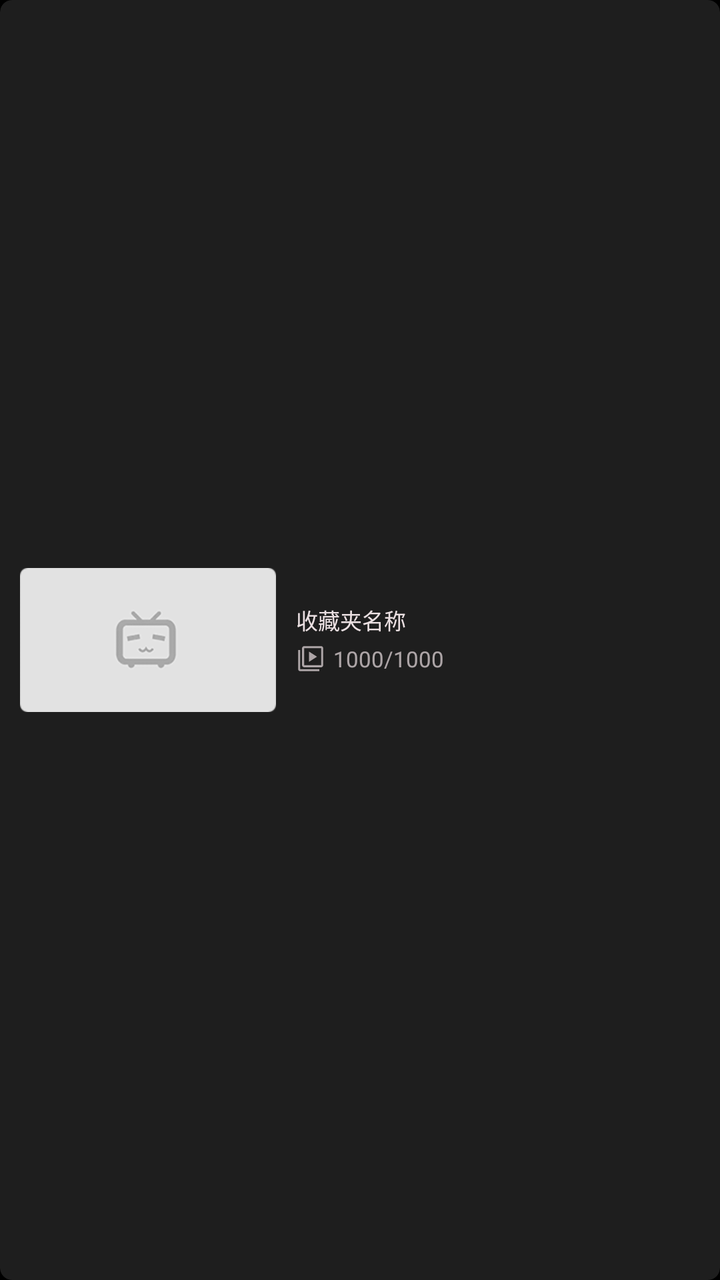
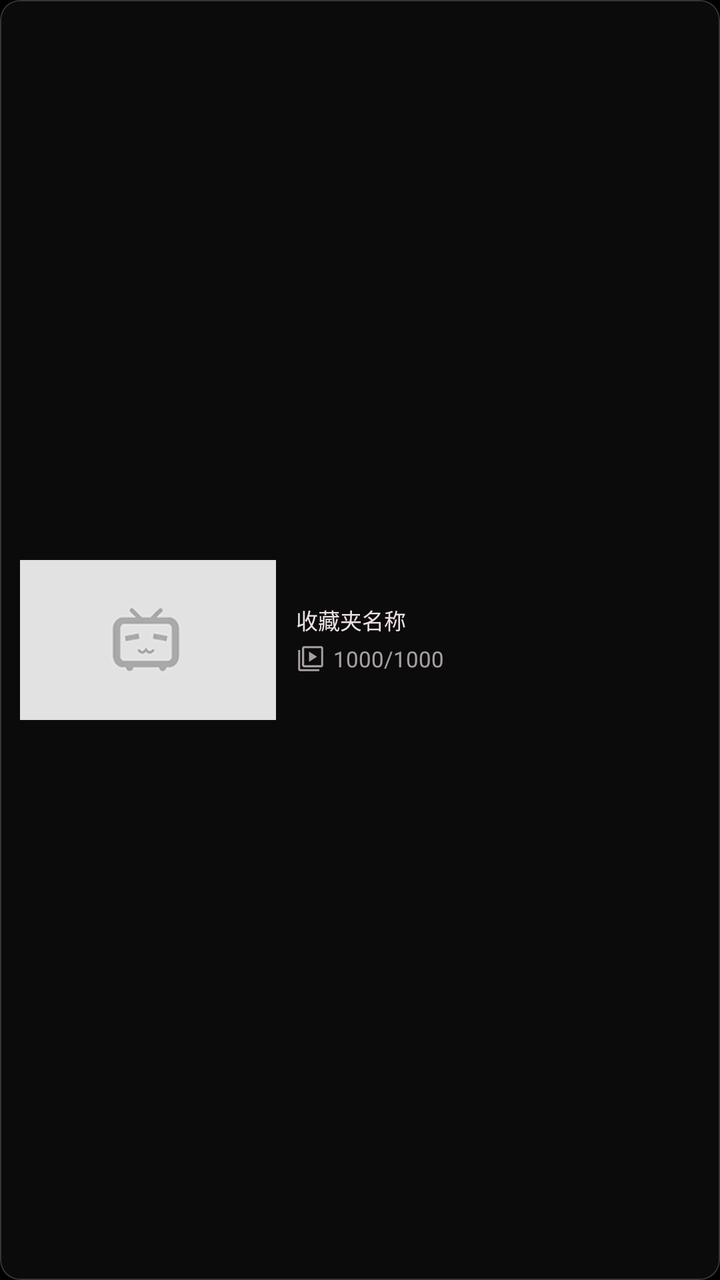

An Android layout rendered at two revisions. The XML below is the earlier revision; the diff shows what the commit changed to produce the second picture.
<!-- AndroidManifest.xml: application theme Theme.BiliClient -->
<!-- res/layout/cell_favorite_folder_list.xml -->
<?xml version="1.0" encoding="utf-8"?>

<com.google.android.material.card.MaterialCardView xmlns:android="http://schemas.android.com/apk/res/android"
    xmlns:app="http://schemas.android.com/apk/res-auto"
    android:layout_width="match_parent"
    android:layout_height="wrap_content"
    android:layout_marginVertical="@dimen/list_margin_vertical"
    android:layout_marginHorizontal="@dimen/activity_padding_horizontal"
    app:layout_constraintBottom_toBottomOf="parent"
    app:layout_constraintEnd_toEndOf="parent"
    app:layout_constraintStart_toStartOf="parent"
    app:layout_constraintTop_toTopOf="parent">

    <androidx.constraintlayout.widget.ConstraintLayout
        android:layout_width="match_parent"
        android:layout_height="match_parent">

        <ImageView
            android:id="@+id/img_cover"
            android:layout_width="0dp"
            android:layout_height="0dp"
            android:layout_marginStart="10dp"
            android:layout_marginTop="10dp"
            android:layout_marginEnd="6dp"
            android:layout_marginBottom="10dp"
            android:adjustViewBounds="true"
            android:scaleType="centerCrop"
            android:src="@mipmap/placeholder"
            app:layout_constraintBottom_toBottomOf="parent"
            app:layout_constraintDimensionRatio="16:9"
            app:layout_constraintEnd_toStartOf="@+id/guide_horizontal_0.5"
            app:layout_constraintStart_toStartOf="parent"
            app:layout_constraintTop_toTopOf="parent" />

        <androidx.constraintlayout.widget.Guideline
            android:id="@+id/guide_horizontal_0.5"
            android:layout_width="wrap_content"
            android:layout_height="wrap_content"
            android:orientation="vertical"
            app:layout_constraintGuide_percent="0.4" />

        <androidx.constraintlayout.widget.Guideline
            android:id="@+id/guide_vertical_0.4"
            android:layout_width="wrap_content"
            android:layout_height="wrap_content"
            android:orientation="horizontal"
            app:layout_constraintGuide_percent="0.5" />

        <TextView
            android:id="@+id/text_title"
            android:layout_width="0dp"
            android:layout_height="wrap_content"
            android:layout_marginStart="4dp"
            android:layout_marginEnd="4dp"
            android:layout_marginBottom="2dp"
            android:singleLine="true"
            android:text="收藏夹名称"
            android:textSize="11sp"
            app:layout_constraintBottom_toTopOf="@+id/guide_vertical_0.4"
            app:layout_constraintEnd_toEndOf="parent"
            app:layout_constraintStart_toStartOf="@+id/guide_horizontal_0.5" />

        <TextView
            android:id="@+id/text_itemcount"
            android:layout_width="wrap_content"
            android:layout_height="wrap_content"
            android:layout_marginStart="4dp"
            android:layout_marginTop="2dp"
            android:alpha="0.7"
            android:text="1000/1000"
            android:textSize="11sp"
            app:layout_constraintStart_toEndOf="@+id/icon_count"
            app:layout_constraintTop_toTopOf="@+id/guide_vertical_0.4" />

        <ImageView
            android:id="@+id/icon_count"
            android:layout_width="wrap_content"
            android:layout_height="0dp"
            android:adjustViewBounds="true"
            android:alpha="0.7"
            app:layout_constraintBottom_toBottomOf="@+id/text_itemcount"
            app:layout_constraintStart_toStartOf="@+id/text_title"
            app:layout_constraintTop_toTopOf="@+id/text_itemcount"
            android:src="@drawable/icon_folder" />

    </androidx.constraintlayout.widget.ConstraintLayout>
</com.google.android.material.card.MaterialCardView>
<!-- resources referenced by this layout -->
<resources>
  <dimen name="activity_padding_horizontal">6dp</dimen>
  <dimen name="list_margin_vertical">2dp</dimen>
  <style name="Theme.BiliClient" parent="Theme.MaterialComponents.NoActionBar">
          <item name="android:windowFullscreen">true</item>
          <item name="android:windowBackground">@color/bgblack</item>
          <item name="statusBarBackground">@color/pink</item>
          <item name="android:colorForeground">@color/textwhite</item>
          <item name="colorOnPrimary">@color/textwhite</item>
          <item name="colorPrimary">@color/textwhite</item>
          <item name="android:windowIsTranslucent">false</item>
          <item name="android:windowSwipeToDismiss" tools:ignore="NewApi">true</item>
  
          <item name="android:textViewStyle">@style/TextViewSytle</item>
          <item name="editTextStyle">@style/EditTextStyle</item>
          <item name="materialCardViewStyle">@style/CardStyle</item>
          <item name="materialButtonStyle">@style/ButtonStyle</item>
          <item name="switchStyle">@style/SwitchCompatStyle</item>
          <item name="radioButtonStyle">@style/RadioButtonStyle</item>
          <item name="recyclerViewStyle">@style/ListStyle</item>
  
          <item name="colorSwitchThumbNormal">@color/textwhite</item>
          <item name="colorControlActivated">@color/textwhite</item>
          <item name="colorControlNormal">@color/color_ripple</item>
          <item name="android:textColor">@color/textwhite</item>
          <item name="android:textSize">14sp</item>
      </style>
  <color name="bgblack">#000000</color>
  <color name="pink">#FBFB8787</color>
  <color name="textwhite">#ebe0e2</color>
  <style name="TextViewSytle" parent="Widget.AppCompat.TextView">
          <item name="android:textSize">14sp</item>
          #设置默认字体大小，某些设备的默认字体偏大
      </style>
  <style name="CardStyle" parent="Widget.MaterialComponents.CardView">
          <item name="rippleColor" tools:ignore="PrivateResource">@color/mtrl_btn_ripple_color</item>
          <item name="android:foreground">?android:attr/selectableItemBackground</item>
          <item name="cardBackgroundColor">#cc262626</item>
          <item name="cardCornerRadius">@dimen/card_round</item>
          <item name="android:clickable">true</item>
          <item name="android:focusable">true</item>
      </style>
  <style name="ButtonStyle" parent="Widget.MaterialComponents.Button">
          <item name="backgroundTint">#cc262626</item>
          <item name="cornerRadius">@dimen/card_round</item>
          <item name="android:textColor">@color/textwhite</item>
          <item name="android:insetTop">2dp</item>
          <item name="android:insetBottom">2dp</item>
          <item name="android:paddingLeft">2dp</item>
          <item name="android:paddingRight">2dp</item>
          <item name="android:clickable">true</item>
          <item name="android:focusable">true</item>
      </style>
  <style name="RadioButtonStyle" parent="Widget.MaterialComponents.CompoundButton.RadioButton">
          <item name="android:minHeight">10dp</item>
      </style>
  <style name="ListStyle">
          <item name="android:descendantFocusability">afterDescendants</item>
      </style>
  <color name="color_ripple">#78FEFEFE</color>
  <dimen name="card_round">6dp</dimen>
  <dimen name="card_stroke">0dp</dimen>
  <!-- unchanged entries left out for length: 6 -->
</resources>

<!-- the commit's change to res/layout/cell_favorite_folder_list.xml (unified diff, before → after) -->
@@ -27,7 +27,7 @@
             android:scaleType="centerCrop"
             android:src="@mipmap/placeholder"
             app:layout_constraintBottom_toBottomOf="parent"
-            app:layout_constraintDimensionRatio="16:9"
+            app:layout_constraintDimensionRatio="16:10"
             app:layout_constraintEnd_toStartOf="@+id/guide_horizontal_0.5"
             app:layout_constraintStart_toStartOf="parent"
             app:layout_constraintTop_toTopOf="parent" />
<!-- resource entries referenced after the edit -->
@@ -21,7 +21,7 @@
           <item name="recyclerViewStyle">@style/ListStyle</item>
   
           <item name="colorSwitchThumbNormal">@color/textwhite</item>
-          <item name="colorControlActivated">@color/textwhite</item>
+          <item name="colorControlActivated">@color/bili_pink</item>
           <item name="colorControlNormal">@color/color_ripple</item>
           <item name="android:textColor">@color/textwhite</item>
           <item name="android:textSize">14sp</item>
@@ -34,16 +34,21 @@
           #设置默认字体大小，某些设备的默认字体偏大
       </style>
   <style name="CardStyle" parent="Widget.MaterialComponents.CardView">
-          <item name="rippleColor" tools:ignore="PrivateResource">@color/mtrl_btn_ripple_color</item>
-          <item name="android:foreground">?android:attr/selectableItemBackground</item>
-          <item name="cardBackgroundColor">#cc262626</item>
-          <item name="cardCornerRadius">@dimen/card_round</item>
+          <item name="cardBackgroundColor">@color/card_bg_new</item>
+          <item name="cardCornerRadius">@dimen/card_round_new</item>
+          <item name="strokeColor">@color/card_border_new</item>
+          <item name="strokeWidth">@dimen/card_stroke_new</item>
+          <item name="rippleColor" tools:ignore="PrivateResource">@android:color/transparent</item>
+          <item name="android:stateListAnimator" tools:targetApi="lollipop">@animator/press_scale</item>
           <item name="android:clickable">true</item>
           <item name="android:focusable">true</item>
       </style>
   <style name="ButtonStyle" parent="Widget.MaterialComponents.Button">
-          <item name="backgroundTint">#cc262626</item>
-          <item name="cornerRadius">@dimen/card_round</item>
+          <item name="backgroundTint">@color/card_bg_new</item>
+          <item name="cornerRadius">@dimen/card_round_new</item>
+          <item name="strokeColor">@color/card_border_new</item>
+          <item name="strokeWidth">@dimen/card_stroke_new</item>
+          <item name="android:stateListAnimator" tools:targetApi="lollipop">@animator/press_scale</item>
           <item name="android:textColor">@color/textwhite</item>
           <item name="android:insetTop">2dp</item>
           <item name="android:insetBottom">2dp</item>
@@ -58,7 +63,12 @@
   <style name="ListStyle">
           <item name="android:descendantFocusability">afterDescendants</item>
       </style>
+  <color name="bili_pink">#FE679A</color>
   <color name="color_ripple">#78FEFEFE</color>
+  <color name="card_bg_new">#4D262626</color>
+  <dimen name="card_round_new">10dp</dimen>
+  <color name="card_border_new">#363636</color>
+  <dimen name="card_stroke_new">0.5dp</dimen>
   <dimen name="card_round">6dp</dimen>
   <dimen name="card_stroke">0dp</dimen>
   <!-- unchanged entries left out for length: 6 -->
